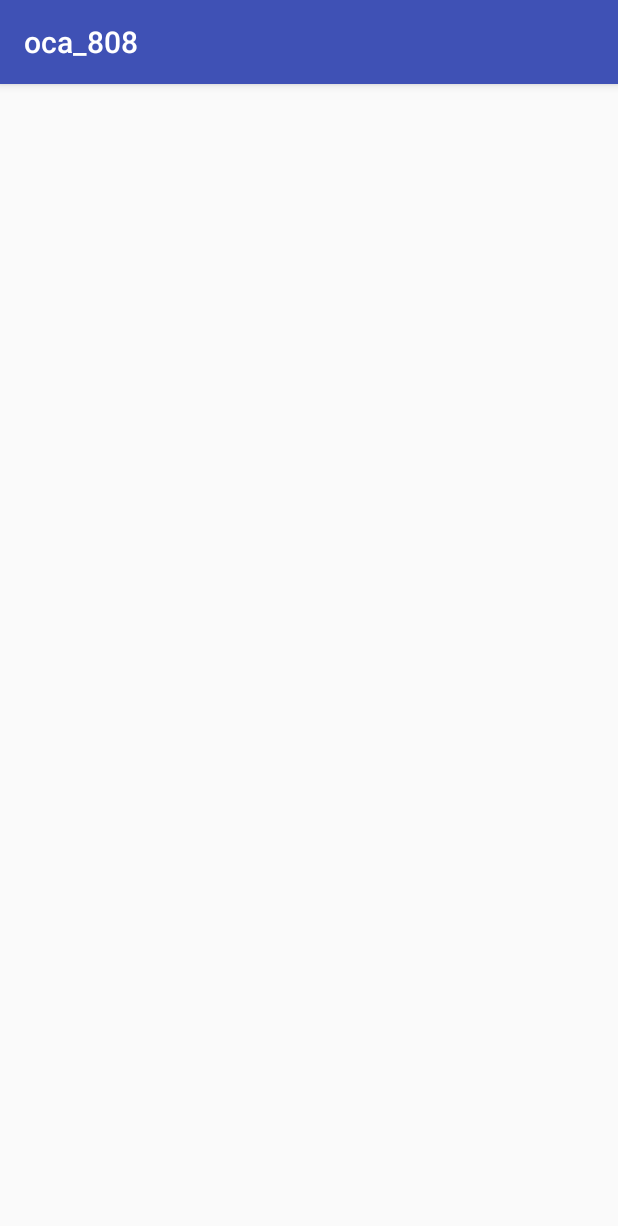
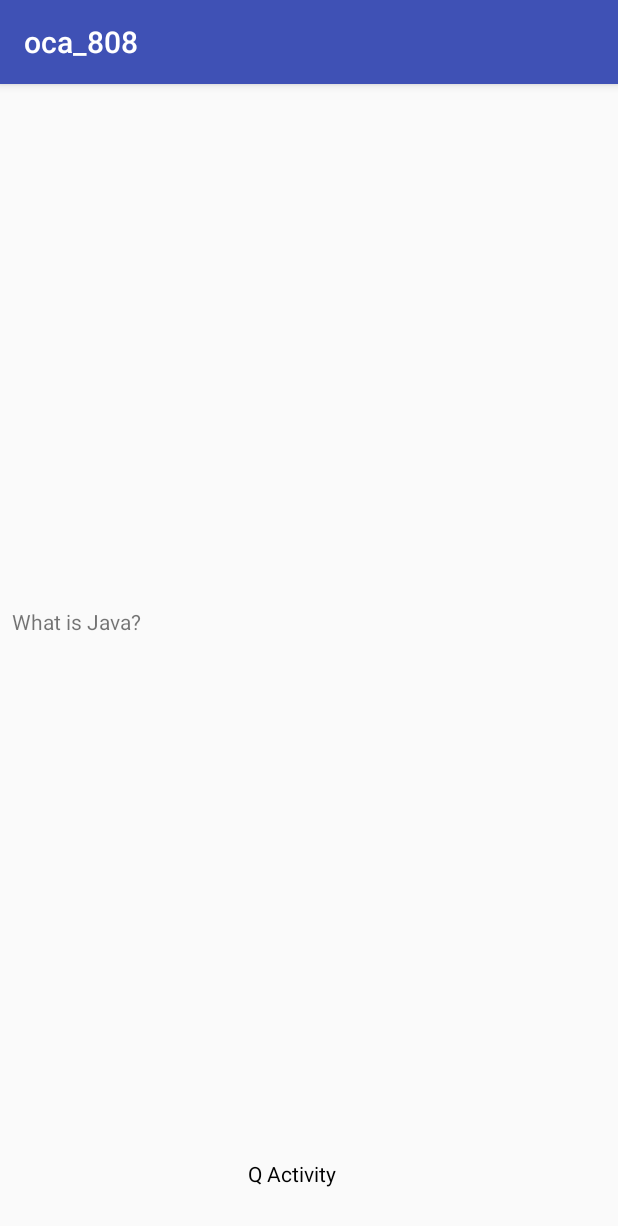
Before and after one commit to davej33/oca_808, an Android app: the screen it shows after launch (QuestionsActivity), after a tap on an icon or button, on a phone screen of 412 x 824 dp. Shown: the top 1226 px of the screen. Run offline under Robolectric (Android 15) with nearby library versions, the phone set to English and light mode, and no system bars; our stand-ins replace Room's generated code.

Commit message:
question fragment displays question from viewModel

```diff
--- a/app/src/main/java/com/android/example/oca_808/HomeActivity.java
+++ b/app/src/main/java/com/android/example/oca_808/HomeActivity.java
@@ -5,6 +5,7 @@ import android.support.v7.app.AppCompatActivity;
 import android.os.Bundle;
 import android.util.Log;
 import android.view.View;
+import android.widget.ImageView;
 import android.widget.Toast;
 
 import com.android.example.oca_808.db.AppDatabase;
@@ -21,6 +22,15 @@ public class HomeActivity extends AppCompatActivity {
         super.onCreate(savedInstanceState);
         setContentView(R.layout.activity_home);
         addQs();
+        ImageView i = findViewById(R.id.test_view);
+        i.setOnClickListener(new View.OnClickListener() {
+            @Override
+            public void onClick(View view) {
+                new QuestionsViewModel(getApplicationContext());
+                Intent intent = new Intent(getApplicationContext(), QuestionsActivity.class);
+                startActivity(intent);
+            }
+        });
     }
 
     private void addQs() {
@@ -32,12 +42,10 @@ public class HomeActivity extends AppCompatActivity {
         AppDatabase db = AppDatabase.getDb(this);
         long[] x = db.questionsDao().insertQuestions(mQuestions);
         Log.w("Home", "insert count: " + x.length);
+
     }
 
     public void startTest(View view) {
-        new QuestionsViewModel();
-        startActivity(new Intent(this, QuestionsActivity.class));
-        Toast.makeText(this, "does this run?", Toast.LENGTH_SHORT).show();
 
     }
 }
--- a/app/src/main/java/com/android/example/oca_808/QuestionsActivity.java
+++ b/app/src/main/java/com/android/example/oca_808/QuestionsActivity.java
@@ -1,43 +1,54 @@
 package com.android.example.oca_808;
 
-import android.app.Fragment;
+import android.arch.lifecycle.Observer;
+import android.net.Uri;
 import android.os.Bundle;
-import android.os.PersistableBundle;
 import android.support.annotation.Nullable;
 import android.support.v7.app.AppCompatActivity;
+import android.util.Log;
 
 import com.android.example.oca_808.fragment.QuestionFragment;
+import com.android.example.oca_808.view_model.QuestionsViewModel;
 
-import java.util.Observable;
-import java.util.Observer;
+
 
 /**
  * Created by charlotte on 11/21/17.
  */
 
-public class QuestionsActivity extends AppCompatActivity{
+public class QuestionsActivity extends AppCompatActivity implements QuestionFragment.OnFragmentInteractionListener{
 
     private Integer questionNum = 0;
+    private static QuestionsViewModel mViewModel;
 
     @Override
-    public void onCreate(@Nullable Bundle savedInstanceState, @Nullable PersistableBundle persistentState) {
-        super.onCreate(savedInstanceState, persistentState);
+    protected void onCreate(@Nullable Bundle savedInstanceState) {
+        super.onCreate(savedInstanceState);
         setContentView(R.layout.activity_question);
 
-        getSupportFragmentManager().beginTransaction().add(R.id.question_container, QuestionFragment.newInstance(questionNum,null)).commit();
-
-        subscribe();
+        Log.w("QuestionActivity", "onCreate run");
+        int i = getSupportFragmentManager().beginTransaction().add(R.id.question_container, QuestionFragment.newInstance(questionNum,null)).commit();
+        Log.w("QuestionActivity", "int i: " + i);
+//        subscribe();
     }
 
+
+
     private void subscribe() {
-        final Observer questionObserver = new Observer() {
+        mViewModel = new QuestionsViewModel(getApplicationContext());
+        final Observer<Integer> questionObserver = new Observer<Integer>() {
             @Override
-            public void update(Observable observable, Object o) {
-                questionNum = (Integer) o;
+            public void onChanged(@Nullable Integer qNum) {
+                questionNum = qNum;
                 getSupportFragmentManager().beginTransaction().add(R.id.question_container, QuestionFragment.newInstance(questionNum,null)).commit();
             }
         };
+       mViewModel.newQuestion().observe(this,questionObserver);
     }
 
 
+    @Override
+    public void onFragmentInteraction(Uri uri) {
+
+    }
 }
--- a/app/src/main/java/com/android/example/oca_808/fragment/QuestionFragment.java
+++ b/app/src/main/java/com/android/example/oca_808/fragment/QuestionFragment.java
@@ -49,6 +49,7 @@ public class QuestionFragment extends Fragment {
      */
     // TODO: Rename and change types and number of parameters
     public static QuestionFragment newInstance(Integer param1, String param2) {
+        Log.w(LOG_TAG, "newInstance run");
         QuestionFragment fragment = new QuestionFragment();
         Bundle args = new Bundle();
         args.putInt(QUESTION_NUM, param1);
@@ -71,7 +72,7 @@ public class QuestionFragment extends Fragment {
                              Bundle savedInstanceState) {
         // Inflate the layout for this fragment
         View view = inflater.inflate(R.layout.fragment_question, container, false);
-        if(mViewModel == null) mViewModel = new QuestionsViewModel();
+        if(mViewModel == null) mViewModel = new QuestionsViewModel(getContext());
         String questionText = mViewModel.getQuestion(mQuestionNum);
         Log.w(LOG_TAG,"question text ******************* : " + questionText);
         TextView tv = view.findViewById(R.id.question_view);
--- a/app/src/main/java/com/android/example/oca_808/view_model/QuestionsViewModel.java
+++ b/app/src/main/java/com/android/example/oca_808/view_model/QuestionsViewModel.java
@@ -3,16 +3,12 @@ package com.android.example.oca_808.view_model;
 import android.arch.lifecycle.LiveData;
 import android.arch.lifecycle.MutableLiveData;
 import android.arch.lifecycle.ViewModel;
-import android.os.Handler;
-import android.os.Looper;
-import android.os.SystemClock;
+import android.content.Context;
 
 import com.android.example.oca_808.db.AppDatabase;
 import com.android.example.oca_808.db.entity.QuestionEntity;
 
 import java.util.ArrayList;
-import java.util.Timer;
-import java.util.TimerTask;
 
 /**
  * Created by charlotte on 11/21/17.
@@ -25,41 +21,46 @@ public class QuestionsViewModel extends ViewModel {
     private static MutableLiveData<Integer> mQuestionNumber = new MutableLiveData<>();
     private long mInitialTime;
     private MutableLiveData<Long> mElapsedTime = new MutableLiveData<>();
-    private AppDatabase mDb;
+    private static AppDatabase mDb;
     private QuestionEntity mQ;
 
 
-    public QuestionsViewModel(){
+    public QuestionsViewModel(Context context){
+        mDb = AppDatabase.getDb(context);
         mQuestionNumber.setValue(0); //TODO: update to accomodate resumed test
-        startTimer();
+        setQuestionsList();
+
+
+//        startTimer();
     }
 
     // TODO: efficient?
     private void startTimer() {
-        mInitialTime = SystemClock.elapsedRealtime();
-        Timer timer = new Timer();
-
-        // Update the elapsed time every second.
-        timer.scheduleAtFixedRate(new TimerTask() {
-            @Override
-            public void run() {
-                final long newValue = (SystemClock.elapsedRealtime() - mInitialTime) / 1000;
-                // setValue() cannot be called from a background thread so post to main thread.
-                new Handler(Looper.getMainLooper()).post(new Runnable() {
-                    @Override
-                    public void run() {
-                        mElapsedTime.setValue(newValue);
-
-                    }
-                });
-            }
-        }, ONE_SECOND, ONE_SECOND);}
+//        mInitialTime = SystemClock.elapsedRealtime();
+//        Timer timer = new Timer();
+//
+//        // Update the elapsed time every second.
+//        timer.scheduleAtFixedRate(new TimerTask() {
+//            @Override
+//            public void run() {
+//                final long newValue = (SystemClock.elapsedRealtime() - mInitialTime) / 1000;
+//                // setValue() cannot be called from a background thread so post to main thread.
+//                new Handler(Looper.getMainLooper()).post(new Runnable() {
+//                    @Override
+//                    public void run() {
+//                        mElapsedTime.setValue(newValue);
+//
+//                    }
+//                });
+//            }
+//        }, ONE_SECOND, ONE_SECOND);
+}
 
     public void setQuestionsList() {
         this.mQuestionsList = (ArrayList<QuestionEntity>) mDb.questionsDao().getQuestions();
     }
 
-    public LiveData<Integer> questionChanged(){
+    public LiveData<Integer> newQuestion(){
         return mQuestionNumber;
     }
 
--- a/app/src/main/res/layout/activity_home.xml
+++ b/app/src/main/res/layout/activity_home.xml
@@ -14,7 +14,6 @@
         android:layout_marginEnd="8dp"
         android:layout_marginRight="16dp"
         android:layout_marginTop="8dp"
-        android:onClick="startTest"
         app:layout_constraintBottom_toBottomOf="parent"
         app:layout_constraintEnd_toEndOf="parent"
         app:layout_constraintHorizontal_bias="0.5"
--- a/app/src/main/res/layout/activity_question.xml
+++ b/app/src/main/res/layout/activity_question.xml
@@ -6,29 +6,37 @@
     android:layout_width="match_parent"
     android:layout_height="match_parent">
 
-    <fragment
-        android:id="@+id/progress_container"
-        android:layout_width="match_parent"
-        android:layout_height="wrap_content"/>
 
-    <fragment
+
+    <FrameLayout
         android:id="@+id/question_container"
         android:layout_width="match_parent"
         android:layout_height="wrap_content"
         android:layout_marginBottom="8dp"
+        android:layout_marginEnd="8dp"
+        android:layout_marginStart="8dp"
         android:layout_marginTop="8dp"
-        app:layout_constraintBottom_toTopOf="@+id/answers_container"
-        app:layout_constraintTop_toBottomOf="@+id/progress_container"
-        tools:layout_editor_absoluteX="0dp" />
-
-    <fragment
-        android:id="@+id/answers_container"
-        android:layout_width="match_parent"
-        android:layout_height="wrap_content"
-        android:layout_marginBottom="8dp"
-        app:layout_constraintBottom_toBottomOf="parent"
-        tools:layout_editor_absoluteX="16dp" />
+        app:layout_constraintBottom_toTopOf="@+id/textView"
+        app:layout_constraintEnd_toEndOf="parent"
+        app:layout_constraintHorizontal_bias="0.0"
+        app:layout_constraintStart_toStartOf="parent"
+        app:layout_constraintTop_toTopOf="parent" />
 
 
 
+    <TextView
+        android:id="@+id/textView"
+        android:layout_width="wrap_content"
+        android:layout_height="19dp"
+        android:layout_marginBottom="32dp"
+        android:layout_marginEnd="8dp"
+        android:layout_marginStart="8dp"
+        android:text="Q Activity"
+        android:textColor="#000"
+        app:layout_constraintBottom_toBottomOf="parent"
+        app:layout_constraintEnd_toEndOf="parent"
+        app:layout_constraintHorizontal_bias="0.466"
+        app:layout_constraintStart_toStartOf="parent" />
+
+
 </android.support.constraint.ConstraintLayout>
```
